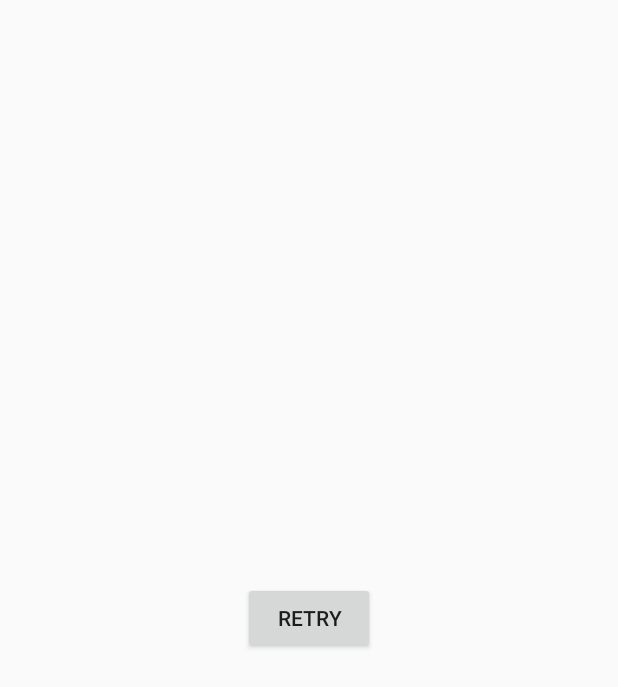
After one commit to elevenetc/tracker-app-android, an Android app: the layout fragment_device_registration.xml on its own in the app's theme, with its tools: preview values and no code run, on a phone screen of 412 x 824 dp. The commit adds this screen. Shown: the top 687 px of the screen. Run offline under Robolectric (Android 15) with nearby library versions, the phone set to English and light mode, and no system bars.

Commit message:
Add device registration

```diff
--- a/app/src/main/java/com/elevenetc/motoalarm/core/app/AppComponent.kt
+++ b/app/src/main/java/com/elevenetc/motoalarm/core/app/AppComponent.kt
@@ -3,6 +3,7 @@ package com.elevenetc.motoalarm.core.app
 import android.content.Context
 import com.elevenetc.motoalarm.core.navigation.ActivityKeeper
 import com.elevenetc.motoalarm.core.navigation.Navigator
+import com.elevenetc.motoalarm.features.device.DeviceComponent
 import com.elevenetc.motoalarm.features.login.LogInComponent
 import com.elevenetc.motoalarm.features.settings.SettingsComponent
 import dagger.Component
@@ -17,6 +18,7 @@ interface AppComponent {
 
     fun signIn(): LogInComponent
     fun settings(): SettingsComponent
+    fun device(): DeviceComponent
 
     fun navigation(): Navigator
 }
--- a/app/src/main/java/com/elevenetc/motoalarm/core/cache/KeyValue.kt
+++ b/app/src/main/java/com/elevenetc/motoalarm/core/cache/KeyValue.kt
@@ -15,5 +15,6 @@ interface KeyValue {
         const val LOGGED_IN = "logged-in"
         const val USER_ID = "user-id"
         const val ACCESS_TOKEN = "access-token"
+        const val DEVICE_REGISTERED = "device-registered"
     }
 }
--- /dev/null
+++ b/app/src/main/res/layout/fragment_device_registration.xml
@@ -0,0 +1,19 @@
+<?xml version="1.0" encoding="utf-8"?>
+<FrameLayout xmlns:android="http://schemas.android.com/apk/res/android"
+             android:layout_width="match_parent"
+             android:layout_height="match_parent">
+
+    <android.support.v4.widget.ContentLoadingProgressBar
+        android:id="@+id/progress_view"
+        android:layout_gravity="center"
+        android:layout_width="wrap_content"
+        android:layout_height="wrap_content"/>
+
+    <Button
+        android:layout_gravity="center"
+        android:text="Retry"
+        android:id="@+id/btn_retry"
+        android:layout_width="wrap_content"
+        android:layout_height="wrap_content"/>
+
+</FrameLayout>
```
Also changed, not shown: app/src/main/java/com/elevenetc/motoalarm/features/device/DeviceComponent.kt (added, +8 -0 lines), app/src/main/java/com/elevenetc/motoalarm/features/device/DeviceRegistrationFragment.kt (+31 -0 lines), app/src/main/java/com/elevenetc/motoalarm/features/device/RegisterDeviceUseCase.kt (added, +31 -0 lines).
